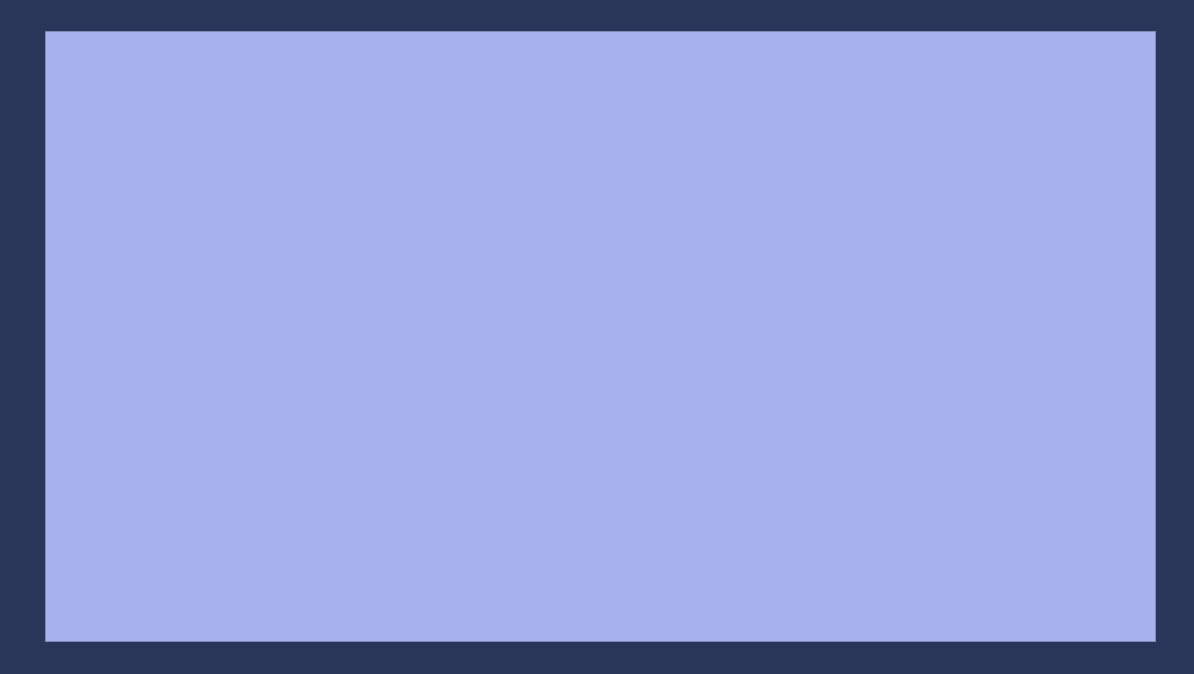
TaH4ukHero/Espresso, file main.ui: the form before one commit.
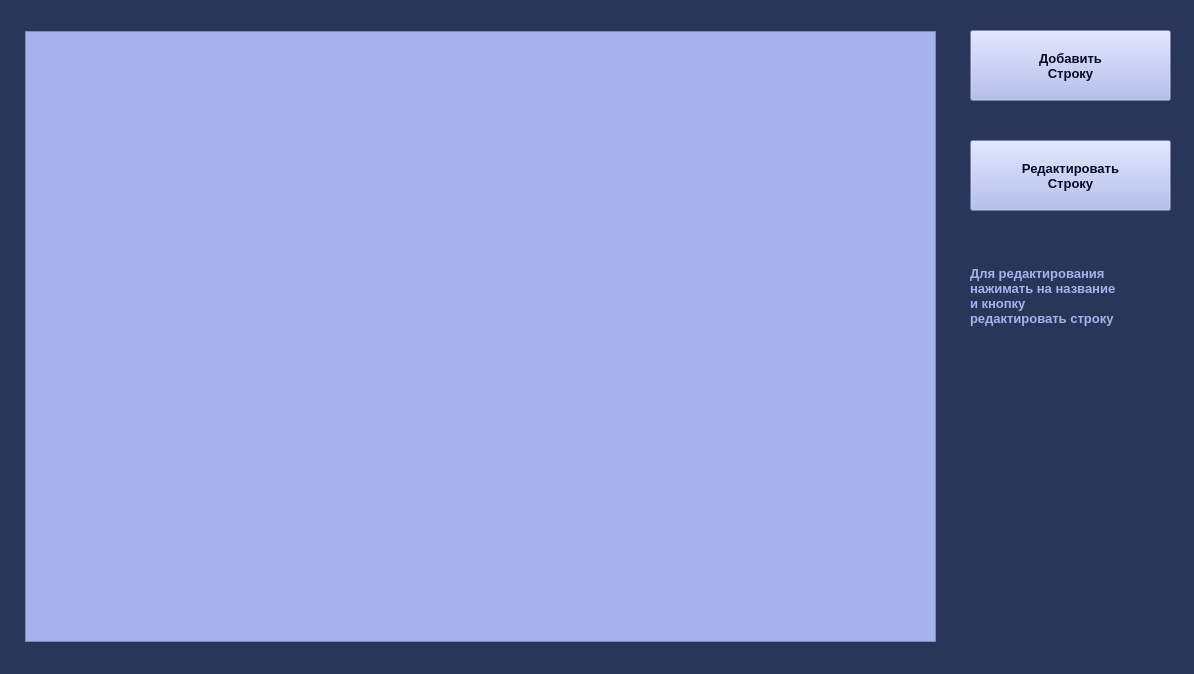
The form after the commit.

```diff
--- a/main.ui
+++ b/main.ui
@@ -22,10 +22,10 @@
   <property name="font">
    <font>
     <family>Helvetica</family>
-    <pointsize>10</pointsize>
-    <weight>50</weight>
+    <pointsize>9</pointsize>
+    <weight>75</weight>
     <italic>false</italic>
-    <bold>false</bold>
+    <bold>true</bold>
    </font>
   </property>
   <property name="windowTitle">
@@ -44,9 +44,9 @@
    <widget class="QTableWidget" name="tableWidget">
     <property name="geometry">
      <rect>
-      <x>45</x>
+      <x>25</x>
       <y>31</y>
-      <width>1111</width>
+      <width>911</width>
       <height>611</height>
      </rect>
     </property>
@@ -67,6 +67,87 @@
      <enum>QAbstractScrollArea::AdjustToContents</enum>
     </property>
    </widget>
+   <widget class="QPushButton" name="AddBtn">
+    <property name="geometry">
+     <rect>
+      <x>970</x>
+      <y>30</y>
+      <width>201</width>
+      <height>71</height>
+     </rect>
+    </property>
+    <property name="font">
+     <font>
+      <family>Helvetica</family>
+      <pointsize>10</pointsize>
+      <weight>75</weight>
+      <bold>true</bold>
+     </font>
+    </property>
+    <property name="styleSheet">
+     <string notr="true">background-color:#A6B2EC;
+color:#080C25
+</string>
+    </property>
+    <property name="text">
+     <string>Добавить
+Строку</string>
+    </property>
+   </widget>
+   <widget class="QPushButton" name="ChangeBtn">
+    <property name="geometry">
+     <rect>
+      <x>970</x>
+      <y>140</y>
+      <width>201</width>
+      <height>71</height>
+     </rect>
+    </property>
+    <property name="font">
+     <font>
+      <family>Helvetica</family>
+      <pointsize>10</pointsize>
+      <weight>75</weight>
+      <bold>true</bold>
+     </font>
+    </property>
+    <property name="styleSheet">
+     <string notr="true">background-color:#A6B2EC;
+color:#080C25
+</string>
+    </property>
+    <property name="text">
+     <string>Редактировать
+Строку</string>
+    </property>
+   </widget>
+   <widget class="QLabel" name="Error">
+    <property name="geometry">
+     <rect>
+      <x>970</x>
+      <y>250</y>
+      <width>201</width>
+      <height>91</height>
+     </rect>
+    </property>
+    <property name="font">
+     <font>
+      <family>Helvetica</family>
+      <pointsize>10</pointsize>
+      <weight>75</weight>
+      <bold>true</bold>
+     </font>
+    </property>
+    <property name="styleSheet">
+     <string notr="true">color:#A6B2EC</string>
+    </property>
+    <property name="text">
+     <string>Для редактирования
+нажимать на название 
+и кнопку 
+редактировать строку</string>
+    </property>
+   </widget>
   </widget>
  </widget>
  <resources/>
```
